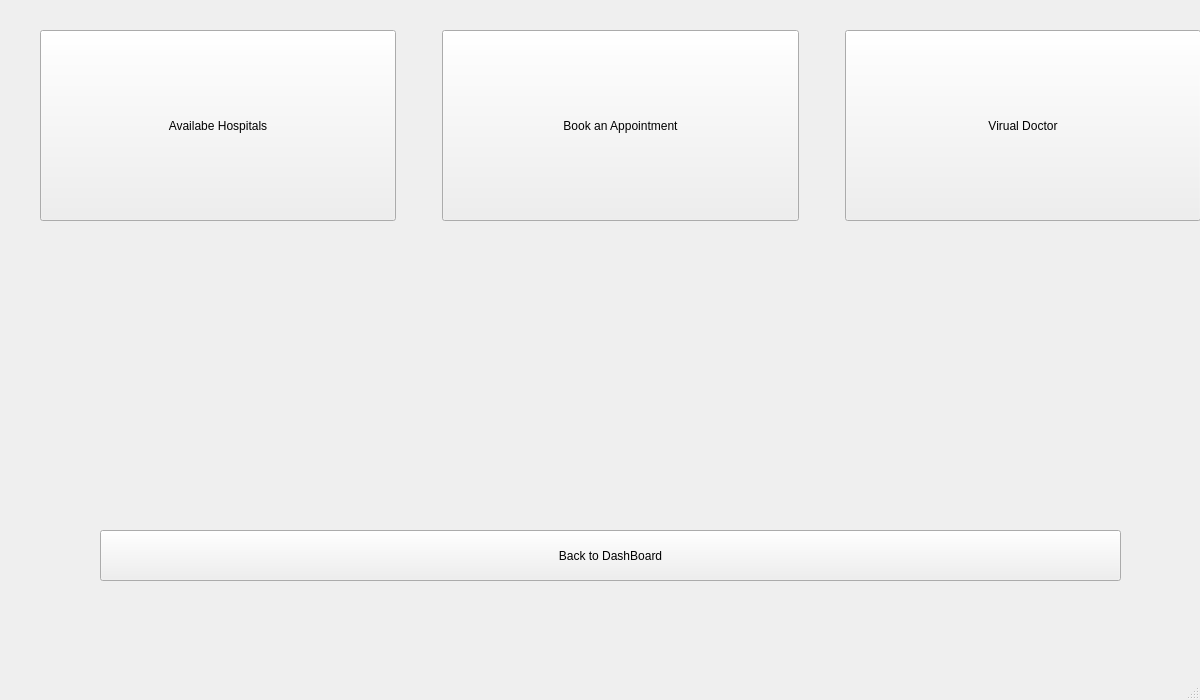
Old version of the form Forms/Hospital/hospdash.ui in the repository ayush-regmi/CoviCURE.
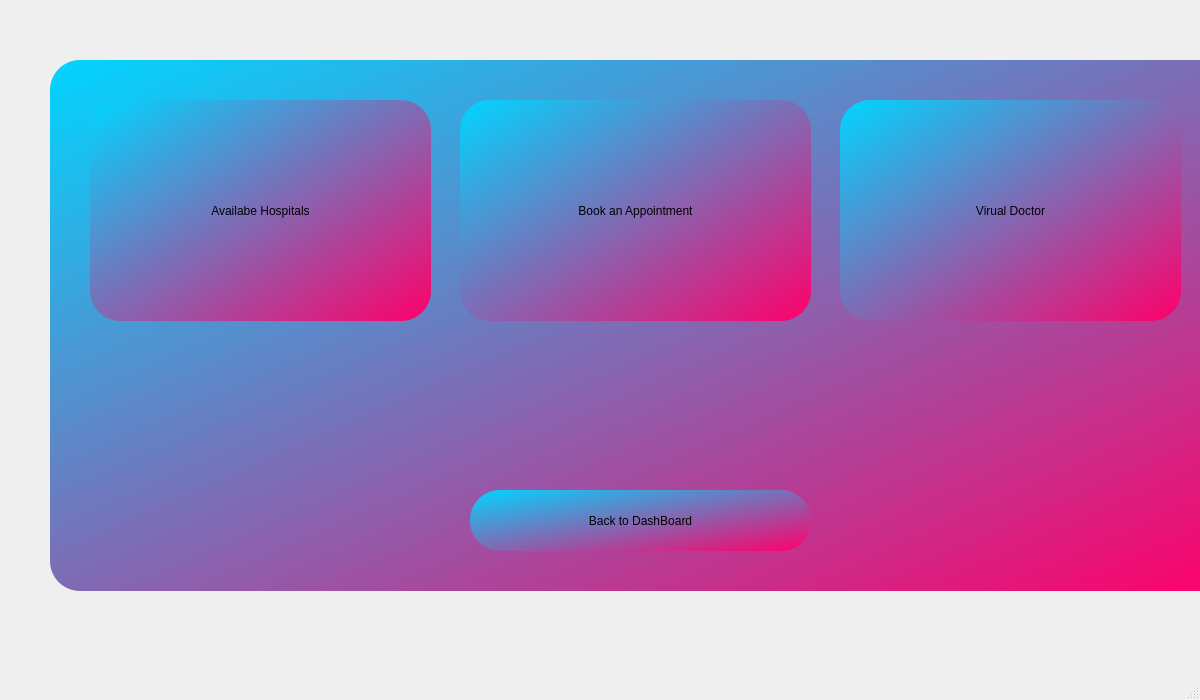
New version of the form.

The edit to the form file:
```diff
--- a/Forms/Hospital/hospdash.ui
+++ b/Forms/Hospital/hospdash.ui
@@ -14,18 +14,31 @@
    <string>MainWindow</string>
   </property>
   <widget class="QWidget" name="centralwidget">
-   <widget class="QWidget" name="verticalLayoutWidget">
+   <widget class="QGroupBox" name="groupBox">
     <property name="geometry">
      <rect>
-      <x>100</x>
-      <y>530</y>
-      <width>1021</width>
-      <height>51</height>
+      <x>50</x>
+      <y>60</y>
+      <width>1181</width>
+      <height>531</height>
      </rect>
     </property>
-    <layout class="QVBoxLayout" name="verticalLayout">
-     <item>
-      <widget class="QPushButton" name="pushDashboard">
+    <property name="styleSheet">
+     <string notr="true">background-color: qlineargradient(spread:reflect, x1:0, y1:0, x2:1, y2:1, stop:0 rgba(0, 213, 255, 255), stop:1 rgba(255, 0, 106, 255));
+border-radius: 30px;</string>
+    </property>
+    <property name="title">
+     <string/>
+    </property>
+    <widget class="QPushButton" name="pushVirtualdoctor">
+     <property name="geometry">
+      <rect>
+       <x>790</x>
+       <y>40</y>
+       <width>341</width>
+       <height>221</height>
+      </rect>
+     </property>
        <property name="sizePolicy">
         <sizepolicy hsizetype="Minimum" vsizetype="Preferred">
          <horstretch>0</horstretch>
@@ -33,24 +46,18 @@
         </sizepolicy>
        </property>
        <property name="text">
-        <string>Back to DashBoard</string>
-       </property>
-      </widget>
-     </item>
-    </layout>
-   </widget>
-   <widget class="QWidget" name="gridLayoutWidget">
-    <property name="geometry">
-     <rect>
-      <x>40</x>
-      <y>30</y>
-      <width>1161</width>
-      <height>191</height>
-     </rect>
-    </property>
-    <layout class="QGridLayout" name="gridLayout">
-     <item row="0" column="2">
+      <string>Virual Doctor</string>
+     </property>
+    </widget>
       <widget class="QPushButton" name="pushAppointment">
+     <property name="geometry">
+      <rect>
+       <x>410</x>
+       <y>40</y>
+       <width>351</width>
+       <height>221</height>
+      </rect>
+     </property>
        <property name="sizePolicy">
         <sizepolicy hsizetype="Minimum" vsizetype="Preferred">
          <horstretch>0</horstretch>
@@ -61,9 +68,15 @@
         <string>Book an Appointment</string>
        </property>
       </widget>
-     </item>
-     <item row="0" column="0">
       <widget class="QPushButton" name="pushHospitals">
+     <property name="geometry">
+      <rect>
+       <x>40</x>
+       <y>40</y>
+       <width>341</width>
+       <height>221</height>
+      </rect>
+     </property>
        <property name="sizePolicy">
         <sizepolicy hsizetype="Minimum" vsizetype="Preferred">
          <horstretch>0</horstretch>
@@ -74,9 +87,15 @@
         <string>Availabe Hospitals</string>
        </property>
       </widget>
-     </item>
-     <item row="0" column="4">
-      <widget class="QPushButton" name="pushVirtualdoctor">
+    <widget class="QPushButton" name="pushDashboard">
+     <property name="geometry">
+      <rect>
+       <x>420</x>
+       <y>430</y>
+       <width>341</width>
+       <height>61</height>
+      </rect>
+     </property>
        <property name="sizePolicy">
         <sizepolicy hsizetype="Minimum" vsizetype="Preferred">
          <horstretch>0</horstretch>
@@ -84,43 +103,9 @@
         </sizepolicy>
        </property>
        <property name="text">
-        <string>Virual Doctor</string>
-       </property>
-      </widget>
-     </item>
-     <item row="0" column="1">
-      <spacer name="horizontalSpacer">
-       <property name="orientation">
-        <enum>Qt::Horizontal</enum>
-       </property>
-       <property name="sizeType">
-        <enum>QSizePolicy::Minimum</enum>
-       </property>
-       <property name="sizeHint" stdset="0">
-        <size>
-         <width>40</width>
-         <height>20</height>
-        </size>
-       </property>
-      </spacer>
-     </item>
-     <item row="0" column="3">
-      <spacer name="horizontalSpacer_2">
-       <property name="orientation">
-        <enum>Qt::Horizontal</enum>
-       </property>
-       <property name="sizeType">
-        <enum>QSizePolicy::Minimum</enum>
-       </property>
-       <property name="sizeHint" stdset="0">
-        <size>
-         <width>40</width>
-         <height>20</height>
-        </size>
-       </property>
-      </spacer>
-     </item>
-    </layout>
+      <string>Back to DashBoard</string>
+     </property>
+    </widget>
    </widget>
   </widget>
   <widget class="QMenuBar" name="menubar">
```
Lines whose indentation alone changed are shown as unchanged.
